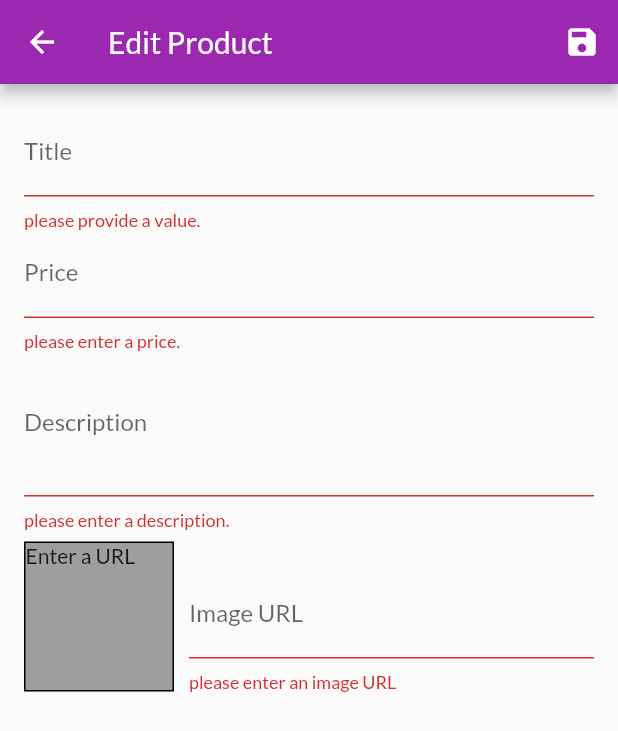
After one commit to Romil2800/my_shopping_app, a Flutter app: the EditProductScreen screen opened by its route, after a tap on the "save" icon, on a phone screen of 412 x 824 dp. The commit adds this screen. Shown: the top 731 px of the screen. Run offline on Flutter 3.47's test engine with Material 2 defaults, Android fonts, the phone set to English and light mode, and no system bars; network calls fail.

Commit message:
crud_functionality

```diff
--- a/lib/Widgets/app_drawer.dart
+++ b/lib/Widgets/app_drawer.dart
@@ -1,4 +1,5 @@
 import 'package:flutter/material.dart';
+import '../screens/user_product_screen.dart';
 import '../screens/orders_screen.dart';
 
 class AppDrawer extends StatelessWidget {
@@ -26,7 +27,16 @@
           onTap: () {
             Navigator.of(context).pushReplacementNamed(OrderScreen.routeName);
           },
-        )
+        ),
+        Divider(),
+        ListTile(
+          leading: Icon(Icons.edit),
+          title: Text('Manage Products'),
+          onTap: () {
+            Navigator.of(context)
+                .pushReplacementNamed(UserProductScreen.routeName);
+          },
+        ),
       ],
     ));
   }
--- a/lib/providers/products_provider.dart
+++ b/lib/providers/products_provider.dart
@@ -35,6 +35,14 @@
       imageUrl:
           'https://upload.wikimedia.org/wikipedia/commons/thumb/1/14/Cast-Iron-Pan.jpg/1024px-Cast-Iron-Pan.jpg',
     ),
+    Product(
+      id: 'p5',
+      title: 'Trousers',
+      description: 'A nice pair of trousers.',
+      price: 59.99,
+      imageUrl:
+          'https://upload.wikimedia.org/wikipedia/commons/thumb/e/e8/Trousers%2C_dress_%28AM_1960.022-8%29.jpg/512px-Trousers%2C_dress_%28AM_1960.022-8%29.jpg',
+    ),
   ];
 
   //var _showFavoritesOnly = false;
@@ -64,8 +72,30 @@
     return _items.where((prodItem) => prodItem.isFavorite).toList();
   }
 
-  void addProduct() {
-    //_items.add(value);
+  void addProduct(Product product) {
+    final newProduct = Product(
+        id: DateTime.now().toString(),
+        title: product.title,
+        price: product.price,
+        description: product.description,
+        imageUrl: product.imageUrl);
+    _items.add(newProduct);
+    //_items.insert(0, newProduct);
+    notifyListeners();
+  }
+
+  void updateProduct(String id, Product newProduct) {
+    final prodIndex = _items.indexWhere((prod) => prod.id == id);
+    if (prodIndex >= 0) {
+      _items[prodIndex] = newProduct;
+      notifyListeners();
+    } else {
+      print('....');
+    }
+  }
+
+  void deleteProduct(String id) {
+    _items.removeWhere((prod) => prod.id == id);
     notifyListeners();
   }
 }
--- /dev/null
+++ b/lib/screens/edit_product_screen.dart
@@ -0,0 +1,262 @@
+import 'package:flutter/material.dart';
+import '../providers/product.dart';
+import '../providers/products_provider.dart';
+import 'package:provider/provider.dart';
+
+class EditProductScreen extends StatefulWidget {
+  static const routeName = '/edit-product';
+  @override
+  _EditProductScreenState createState() => _EditProductScreenState();
+}
+
+class _EditProductScreenState extends State<EditProductScreen> {
+  final _priceFocusNode = FocusNode();
+  final _descriptionFocusNode = FocusNode();
+  final _imageUrlController = TextEditingController();
+  final _imageUrlFocusNode = FocusNode();
+  final _form = GlobalKey<FormState>();
+  var _editedProduct = Product(
+    id: null,
+    title: '',
+    description: '',
+    price: 0,
+    imageUrl: '',
+  );
+
+  var _initValues = {
+    'title': '',
+    'price': '',
+    'description': '',
+    'imageUrl': '',
+  };
+
+  var _isInit = true;
+
+  @override
+  void initState() {
+    _imageUrlFocusNode.addListener(_updateImageUrl);
+    super.initState();
+  }
+
+  @override
+  void didChangeDependencies() {
+    if (_isInit) {
+      final productId = ModalRoute.of(context).settings.arguments as String;
+      if (productId != null) {
+        _editedProduct =
+            Provider.of<Products>(context, listen: false).findById(productId);
+        _initValues = {
+          'title': _editedProduct.title,
+          'price': _editedProduct.price.toString(),
+          'description': _editedProduct.description,
+          'imageUrl': '',
+        };
+        _imageUrlController.text = _editedProduct.imageUrl;
+      }
+    }
+    _isInit = false;
+    super.didChangeDependencies();
+  }
+
+  @override
+  void dispose() {
+    _imageUrlFocusNode.removeListener(_updateImageUrl);
+    _priceFocusNode.dispose();
+    _descriptionFocusNode.dispose();
+    _imageUrlController.dispose();
+    _imageUrlFocusNode.dispose();
+    super.dispose();
+  }
+
+  void _updateImageUrl() {
+    if (!_imageUrlFocusNode.hasFocus) {
+      if ((!_imageUrlController.text.startsWith('http') &&
+              !_imageUrlController.text.startsWith('https')) &&
+          (!_imageUrlController.text.endsWith('.png') &&
+              !_imageUrlController.text.endsWith('.jpg') &&
+              !_imageUrlController.text.endsWith('.jpeg'))) {
+        return;
+      }
+      return null;
+      setState(() {});
+    }
+  }
+
+  void _saveForm() {
+    final isValid = _form.currentState.validate();
+    if (!isValid) {
+      return;
+    }
+    _form.currentState.save();
+    if (_editedProduct.id != null) {
+      Provider.of<Products>(context, listen: false)
+          .updateProduct(_editedProduct.id, _editedProduct);
+    } else {
+      Provider.of<Products>(context, listen: false).addProduct(_editedProduct);
+    }
+    Navigator.of(context).pop();
+    // print(_editedProduct.title);
+    // print(_editedProduct.price);
+    // print(_editedProduct.description);
+    // print(_editedProduct.id);
+  }
+
+  @override
+  Widget build(BuildContext context) {
+    return Scaffold(
+      appBar: AppBar(
+        title: Text('Edit Product'),
+        actions: [
+          IconButton(onPressed: _saveForm, icon: Icon(Icons.save)),
+        ],
+      ),
+      body: Padding(
+        padding: const EdgeInsets.all(16.0),
+        child: Form(
+            key: _form,
+            child: ListView(
+              children: [
+                TextFormField(
+                  initialValue: _initValues['title'],
+                  decoration: InputDecoration(labelText: 'Title'),
+                  textInputAction: TextInputAction.next,
+                  onFieldSubmitted: (_) {
+                    FocusScope.of(context).requestFocus(_priceFocusNode);
+                  },
+                  validator: (value) {
+                    if (value.isEmpty) {
+                      return 'please provide a value.';
+                    }
+                    return null;
+                  },
+                  onSaved: (value) {
+                    _editedProduct = Product(
+                        id: _editedProduct.id,
+                        title: value,
+                        description: _editedProduct.description,
+                        price: _editedProduct.price,
+                        imageUrl: _editedProduct.imageUrl,
+                        isFavorite: _editedProduct.isFavorite);
+                  },
+                ),
+                TextFormField(
+                  initialValue: _initValues['price'],
+                  decoration: InputDecoration(labelText: 'Price'),
+                  textInputAction: TextInputAction.next,
+                  keyboardType: TextInputType.number,
+                  focusNode: _priceFocusNode,
+                  onFieldSubmitted: (_) {
+                    FocusScope.of(context).requestFocus(_descriptionFocusNode);
+                  },
+                  validator: (value) {
+                    if (value.isEmpty) {
+                      return 'please enter a price.';
+                    }
+                    if (double.tryParse(value) == null) {
+                      return 'Please enter a valid number.';
+                    }
+                    if (double.parse(value) <= 0) {
+                      return 'Please enter a number greater than zero.';
+                    }
+                    return null;
+                  },
+                  onSaved: (value) {
+                    _editedProduct = Product(
+                        id: _editedProduct.id,
+                        title: _editedProduct.title,
+                        description: _editedProduct.description,
+                        price: double.parse(value),
+                        imageUrl: _editedProduct.imageUrl,
+                        isFavorite: _editedProduct.isFavorite);
+                  },
+                ),
+                TextFormField(
+                  initialValue: _initValues['description'],
+                  decoration: InputDecoration(labelText: 'Description'),
+                  maxLines: 3,
+                  keyboardType: TextInputType.multiline,
+                  focusNode: _descriptionFocusNode,
+                  validator: (value) {
+                    if (value.isEmpty) {
+                      return 'please enter a description.';
+                    }
+                    if (value.length < 10) {
+                      return 'Should be at least 10 characters long!';
+                    }
+                    return null;
+                  },
+                  onSaved: (value) {
+                    _editedProduct = Product(
+                        id: _editedProduct.id,
+                        title: _editedProduct.title,
+                        description: value,
+                        price: _editedProduct.price,
+                        imageUrl: _editedProduct.imageUrl,
+                        isFavorite: _editedProduct.isFavorite);
+                  },
+                ),
+                Row(
+                  crossAxisAlignment: CrossAxisAlignment.end,
+                  children: [
+                    Container(
+                      width: 100,
+                      height: 100,
+                      margin: EdgeInsets.only(
+                        top: 8,
+                        right: 10,
+                      ),
+                      decoration: BoxDecoration(
+                          border: Border.all(width: 1), color: Colors.grey),
+                      child: _imageUrlController.text.isEmpty
+                          ? Text('Enter a URL')
+                          : FittedBox(
+                              child: Image.network(
+                              _imageUrlController.text,
+                              fit: BoxFit.cover,
+                            )),
+                    ),
+                    Expanded(
+                      child: TextFormField(
+                        decoration: InputDecoration(labelText: 'Image URL'),
+                        keyboardType: TextInputType.url,
+                        textInputAction: TextInputAction.done,
+                        controller: _imageUrlController,
+                        focusNode: _imageUrlFocusNode,
+                        onFieldSubmitted: (_) => _saveForm(),
+                        onEditingComplete: () {
+                          setState(() {});
+                        },
+                        validator: (value) {
+                          if (value.isEmpty) {
+                            return 'please enter an image URL';
+                          }
+                          if (!value.startsWith('http') &&
+                              !value.startsWith('https')) {
+                            return 'please enter a valid URL';
+                          }
+                          if (!value.endsWith('.png') &&
+                              !value.endsWith('.jpg') &&
+                              !value.endsWith('.jpeg')) {
+                            return 'please enter a valid image URL';
+                          }
+                          return null;
+                        },
+                        onSaved: (value) {
+                          _editedProduct = Product(
+                              id: _editedProduct.id,
+                              title: _editedProduct.title,
+                              description: _editedProduct.description,
+                              price: _editedProduct.price,
+                              imageUrl: value,
+                              isFavorite: _editedProduct.isFavorite);
+                        },
+                      ),
+                    ),
+                  ],
+                )
+              ],
+            )),
+      ),
+    );
+  }
+}
```
Also changed, not shown: lib/Widgets/cart_item.dart (+23 -0 lines), lib/Widgets/product_item.dart (+11 -0 lines), lib/Widgets/user_product_item.dart (added, +43 -0 lines), lib/main.dart (+6 -2 lines), lib/providers/cart.dart (+18 -0 lines), lib/screens/user_product_screen.dart (added, +43 -0 lines).
